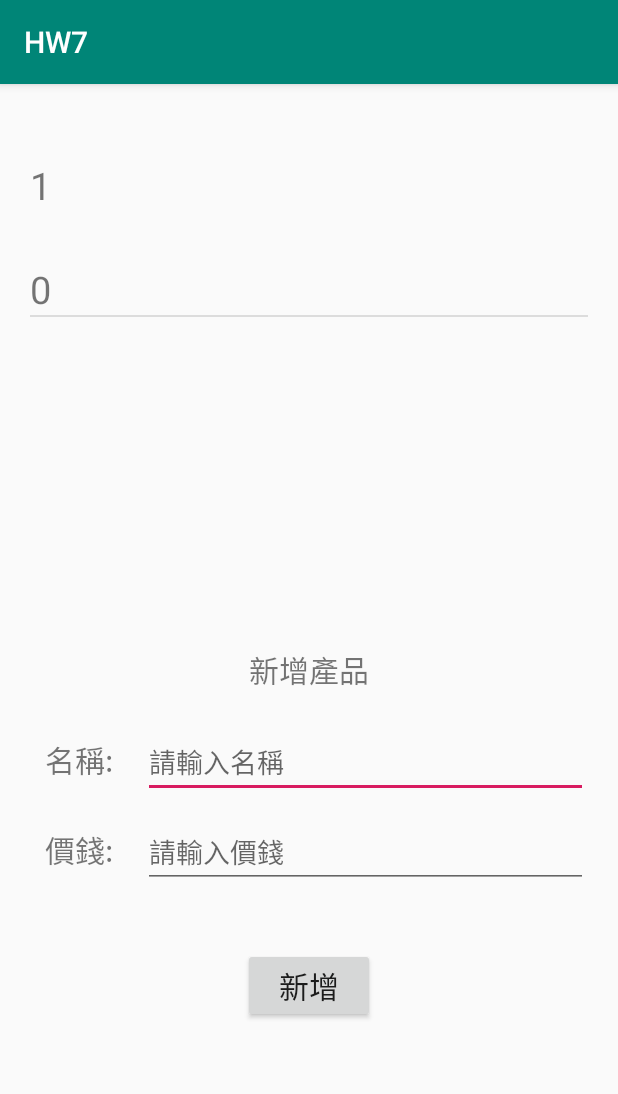
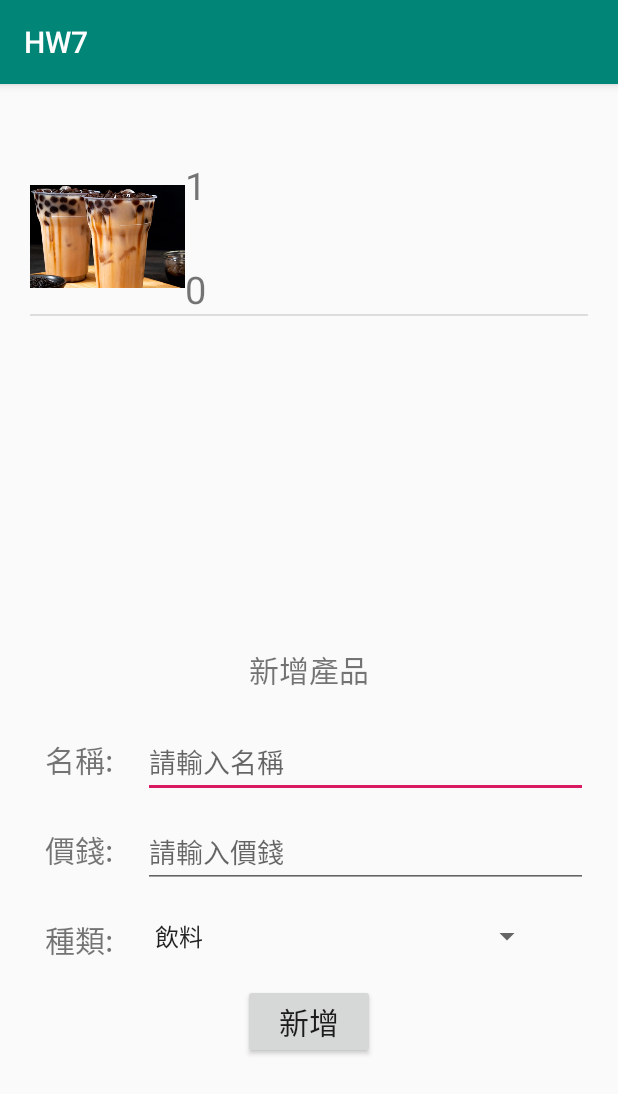
Before and after one commit to DerrickPikachu/HW7, an Android app: the screen it shows after launch (MainActivity), after a tap on "新增", on a phone screen of 412 x 824 dp. Shown: the top 1094 px of the screen. Run offline under Robolectric (Android 15) with nearby library versions, the phone set to English and light mode, and no system bars; 1 statement that could not run was skipped.

Commit message:
use picture to show the type of commodity

```diff
--- a/app/src/main/java/com/example/hw7/MainActivity.java
+++ b/app/src/main/java/com/example/hw7/MainActivity.java
@@ -10,6 +10,7 @@ import android.view.View;
 import android.widget.LinearLayout;
 import android.widget.ListView;
 import android.widget.SimpleCursorAdapter;
+import android.widget.Spinner;
 import android.widget.TextView;
 
 import java.lang.reflect.Array;
@@ -21,6 +22,7 @@ public class MainActivity extends AppCompatActivity implements View.OnClickListe
     private TextView nameTxv;
     private TextView priceTxv;
     private ListView showList;
+    private Spinner typeSpinner;
 
     @Override
     protected void onCreate(Bundle savedInstanceState) {
@@ -35,6 +37,8 @@ public class MainActivity extends AppCompatActivity implements View.OnClickListe
         priceTxv = findViewById(R.id.priceInputFeild);
         showList = findViewById(R.id.showData);
 
+        typeSpinner = findViewById(R.id.typeSpinner);
+
         show();
     }
 
@@ -42,8 +46,24 @@ public class MainActivity extends AppCompatActivity implements View.OnClickListe
     public void onClick(View v) {
         String name = nameTxv.getText().toString();
         int price = Integer.parseInt(priceTxv.getText().toString());
+        int type = typeSpinner.getSelectedItemPosition();
+        int target = 0;
 
-        productDb.newProduct(name, price);
+        switch(type) {
+            case 0:
+                target = R.drawable.drink;
+                break;
+            case 1:
+                target = R.drawable.food;
+                break;
+            case 2:
+                target = R.drawable.tools;
+                break;
+            case 3:
+                target = R.drawable.madeson;
+        }
+
+        productDb.newProduct(name, price, target);
         show();
     }
 
--- a/app/src/main/java/com/example/hw7/ProductDataBase.java
+++ b/app/src/main/java/com/example/hw7/ProductDataBase.java
@@ -8,12 +8,6 @@ import android.widget.SimpleCursorAdapter;
 
 import androidx.appcompat.app.AppCompatActivity;
 
-import java.util.ArrayList;
-
-/*
-TODO
-    Need test
- */
 public class ProductDataBase {
 
     private static ProductDataBase productDb;
@@ -22,12 +16,13 @@ public class ProductDataBase {
     private static final String tableName = "Commodity";
     private AppCompatActivity activity;
 
-    private final String[] FEILD = {"_id", "name", "price"};
+    private final String[] FIELD = {"_id", "name", "price", "type"};
 
     private final String CREATE_PRODUCT = "CREATE TABLE IF NOT EXISTS " + tableName +
                                             "(_id INTEGER PRIMARY KEY AUTOINCREMENT, " +
                                             "name VARCHAR(32), " +
-                                            "price INTEGER)";
+                                            "price INTEGER, " +
+                                            "type INTEGER)";
 
     private final String SEARCH_ALL_DATA = "SELECT * FROM " + tableName;
 
@@ -43,19 +38,20 @@ public class ProductDataBase {
         return productDb;
     }
 
-    public void newProduct(String name, int price) {
+    public void newProduct(String name, int price, int typeId) {
         ContentValues cv = new ContentValues(2);
 
         cv.put("name", name);
         cv.put("price", price);
+        cv.put("type", typeId);
 
         db.insert(tableName, null, cv);
     }
 
     public SimpleCursorAdapter getAllData() {
-        int[] recourse = {R.id._id, R.id.name, R.id.price};
+        int[] recourse = {R.id._id, R.id.name, R.id.price, R.id.typeImage};
         Cursor cur = db.rawQuery(SEARCH_ALL_DATA, null);
-        SimpleCursorAdapter adapter = new SimpleCursorAdapter(activity, R.layout.list_entry, cur, FEILD, recourse, 0);
+        SimpleCursorAdapter adapter = new SimpleCursorAdapter(activity, R.layout.list_entry, cur, FIELD, recourse, 0);
         return adapter;
 
 //        if (cur.moveToFirst()) {
--- a/app/src/main/res/layout/activity_main.xml
+++ b/app/src/main/res/layout/activity_main.xml
@@ -83,14 +83,36 @@
         android:id="@+id/addBtn"
         android:layout_width="wrap_content"
         android:layout_height="wrap_content"
-        android:layout_marginTop="40dp"
+        android:layout_marginTop="20dp"
         android:text="@string/add"
         android:textSize="20sp"
         app:layout_constraintEnd_toEndOf="parent"
         app:layout_constraintStart_toStartOf="parent"
+        app:layout_constraintTop_toBottomOf="@+id/typeSpinner" />
+
+    <Spinner
+        android:id="@+id/typeSpinner"
+        android:layout_width="0dp"
+        android:layout_height="wrap_content"
+        android:layout_marginStart="20dp"
+        android:layout_marginTop="20dp"
+        android:layout_marginEnd="50dp"
+        android:entries="@array/types"
+        app:layout_constraintEnd_toEndOf="parent"
+        app:layout_constraintStart_toEndOf="@+id/typeTxv"
         app:layout_constraintTop_toBottomOf="@+id/priceInputFeild" />
 
-<!--    <TextView-->
+    <TextView
+        android:id="@+id/typeTxv"
+        android:layout_width="wrap_content"
+        android:layout_height="wrap_content"
+        android:layout_marginTop="30dp"
+        android:text="@string/type"
+        android:textSize="20sp"
+        app:layout_constraintStart_toStartOf="@+id/priceTxv"
+        app:layout_constraintTop_toBottomOf="@+id/priceTxv" />
+
+    <!--    <TextView-->
 <!--        android:id="@+id/showData"-->
 <!--        android:layout_width="0dp"-->
 <!--        android:layout_height="100dp"-->
--- a/app/src/main/res/layout/list_entry.xml
+++ b/app/src/main/res/layout/list_entry.xml
@@ -1,12 +1,25 @@
 <?xml version="1.0" encoding="utf-8"?>
 <LinearLayout xmlns:android="http://schemas.android.com/apk/res/android"
+    xmlns:app="http://schemas.android.com/apk/res-auto"
+    xmlns:tools="http://schemas.android.com/tools"
     android:layout_width="match_parent"
-    android:layout_height="match_parent">
+    android:layout_height="match_parent"
+    android:orientation="vertical">
+
+    <LinearLayout
+        android:layout_width="match_parent"
+        android:layout_height="103dp"
+        android:orientation="horizontal">
+
+        <ImageView
+            android:id="@+id/typeImage"
+            android:layout_width="103dp"
+            android:layout_height="103dp"
+            tools:srcCompat="@tools:sample/avatars" />
 
         <LinearLayout
             android:layout_width="match_parent"
             android:layout_height="match_parent"
-        android:layout_weight="1"
             android:orientation="vertical">
 
             <TextView
@@ -24,8 +37,9 @@
             <TextView
                 android:id="@+id/price"
                 android:layout_width="match_parent"
-            android:layout_height="wrap_content"
+                android:layout_height="match_parent"
                 android:textSize="25sp" />
+        </LinearLayout>
     </LinearLayout>
 
 </LinearLayout>
--- a/app/src/main/res/values/strings.xml
+++ b/app/src/main/res/values/strings.xml
@@ -6,4 +6,11 @@
     <string name="name_hint">請輸入名稱</string>
     <string name="price_hint">請輸入價錢</string>
     <string name="add">新增</string>
+    <string name="type">種類:</string>
+    <string-array name="types">
+        <item>飲料</item>
+        <item>食物</item>
+        <item>日常用品</item>
+        <item>藥品</item>
+    </string-array>
 </resources>
```
Also changed, not shown: app/src/main/res/drawable/drink.jpg (added), app/src/main/res/drawable/food.jpg (added), app/src/main/res/drawable/madeson.jpg (added), app/src/main/res/drawable/tools.png (added). Lines whose indentation alone changed are shown as unchanged.
